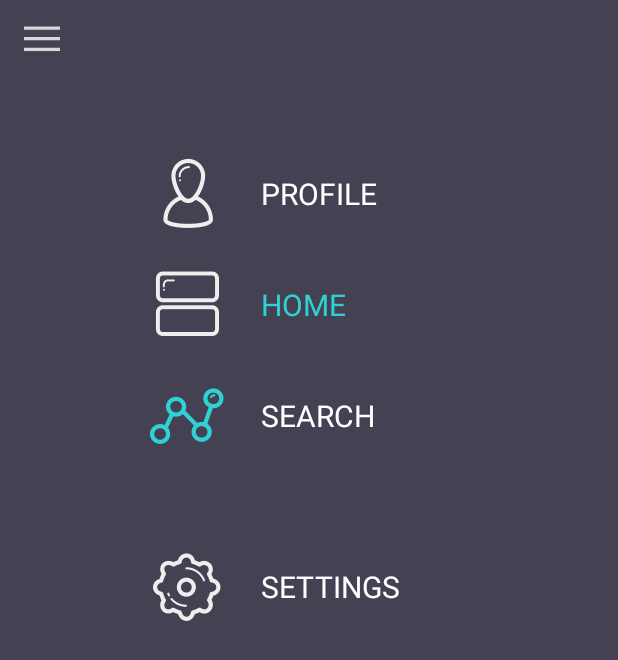
After one commit to bounswe/bounswe2016group6, an Android app: the ProfileActivity screen opened directly, with no data from a screen before it, on a phone screen of 412 x 824 dp. The commit adds this screen. Shown: the top 660 px of the screen. Run offline under Robolectric (Android 15) with nearby library versions, the phone set to English and light mode, and no system bars; our stand-ins replace ButterKnife; libraries missing offline, so code that uses them is left out: com.yalantis.guillotine; Roboto replaces fonts that are not available here; 1 statement that could not run was skipped.

Commit message:
-Added profile page. -Guillotine menu is added to profile page.

```diff
--- /dev/null
+++ b/Android/Learner/app/src/main/java/com/group6boun451/learner/ProfileActivity.java
@@ -0,0 +1,79 @@
+package com.group6boun451.learner;
+
+import android.content.Intent;
+import android.os.Bundle;
+import android.support.design.widget.CoordinatorLayout;
+import android.support.design.widget.FloatingActionButton;
+import android.support.design.widget.Snackbar;
+import android.support.v7.app.AppCompatActivity;
+import android.support.v7.widget.Toolbar;
+import android.view.LayoutInflater;
+import android.view.View;
+import android.view.ViewGroup;
+
+import com.group6boun451.learner.Activity.HomePage;
+import com.yalantis.guillotine.animation.GuillotineAnimation;
+import com.yalantis.guillotine.interfaces.GuillotineListener;
+
+import butterknife.BindView;
+import butterknife.ButterKnife;
+
+public class ProfileActivity extends AppCompatActivity {
+
+    @BindView(R.id.toolbar) Toolbar toolbar;
+    @BindView(R.id.content_hamburger) View contentHamburger;
+    @BindView(R.id.fab) FloatingActionButton fab;
+
+    private boolean isGuillotineOpened = false;
+    private GuillotineAnimation guillotineAnimation;
+
+    @Override
+    protected void onCreate(Bundle savedInstanceState) {
+        super.onCreate(savedInstanceState);
+        setContentView(R.layout.activity_profile);
+        ButterKnife.bind(this);
+
+        if (toolbar != null) {
+            setSupportActionBar(toolbar);
+            getSupportActionBar().setTitle(null);
+        }
+
+        View guillotineMenu = LayoutInflater.from(this).inflate(R.layout.guillotine, null);
+        guillotineMenu.setLayoutParams(new CoordinatorLayout.LayoutParams(ViewGroup.LayoutParams.MATCH_PARENT, ViewGroup.LayoutParams.MATCH_PARENT));
+        ((ViewGroup)findViewById(android.R.id.content)).addView(guillotineMenu);
+        guillotineMenu.findViewById(R.id.feed_group).setOnClickListener(new View.OnClickListener() {
+            @Override
+            public void onClick(View view) {
+                    finish();
+            }
+        });
+        guillotineAnimation = new GuillotineAnimation.GuillotineBuilder(guillotineMenu, guillotineMenu.findViewById(R.id.guillotine_hamburger), contentHamburger)
+                .setStartDelay(250)
+                .setActionBarViewForAnimation(toolbar)
+                .setGuillotineListener(new GuillotineListener() {
+                    @Override
+                    public void onGuillotineOpened() {
+                        isGuillotineOpened=true;
+                        fab.setVisibility(View.INVISIBLE);
+                    }
+
+                    @Override
+                    public void onGuillotineClosed() {
+                        isGuillotineOpened=false;
+                        fab.setVisibility(View.VISIBLE);
+
+                    }
+                })
+                .setClosedOnStart(true)
+                .build();
+
+        fab.setOnClickListener(new View.OnClickListener() {
+            @Override
+            public void onClick(View view) {
+                Snackbar.make(view, "Replace with your own action", Snackbar.LENGTH_LONG)
+                        .setAction("Action", null).show();
+            }
+        });
+    }
+
+}
--- a/Android/Learner/app/src/main/res/layout/activity_home_page.xml
+++ b/Android/Learner/app/src/main/res/layout/activity_home_page.xml
@@ -269,7 +269,7 @@
             android:layout_width="wrap_content"
             android:layout_height="wrap_content"
             android:layout_gravity="center"
-            android:text="@string/activity"
+            android:text="@string/app_name"
             android:textSize="@dimen/guillotine_item_text_size" />
     </android.support.v7.widget.Toolbar>
 
--- a/Android/Learner/app/src/main/res/layout/guillotine.xml
+++ b/Android/Learner/app/src/main/res/layout/guillotine.xml
@@ -39,8 +39,8 @@
             android:src="@drawable/ic_feed" />
 
         <com.group6boun451.learner.widget.CanaroTextView
-            style="@style/TextView.GuillotineItem"
-            android:text="@string/feed" />
+            style="@style/TextView.GuillotineItem.Selected"
+            android:text="@string/home" />
     </LinearLayout>
 
     <LinearLayout
@@ -52,16 +52,18 @@
             android:src="@drawable/ic_activity_active" />
 
         <com.group6boun451.learner.widget.CanaroTextView
-            style="@style/TextView.GuillotineItem.Selected"
-            android:text="@string/activity" />
+            style="@style/TextView.GuillotineItem"
+            android:text="@string/search" />
     </LinearLayout>
+
+
 
     <View
         android:layout_width="match_parent"
         android:layout_height="@dimen/guillotine_divider_height" />
 
     <LinearLayout
-        android:id="@+id/settings_group"
+        android:id="@+id/activity_settings"
         style="@style/LinearLayout.GuillotineItem">
 
         <ImageView
--- a/Android/Learner/app/src/main/res/values/strings.xml
+++ b/Android/Learner/app/src/main/res/values/strings.xml
@@ -20,8 +20,8 @@
     <string name="content_value">[content]</string>
     <string name="action_refresh">Refresh</string>
     <string name="profile">PROFILE</string>
-    <string name="feed">FEED</string>
-    <string name="activity">ACTIVITY</string>
+    <string name="home">HOME</string>
+    <string name="search">SEARCH</string>
     <string name="settings">SETTINGS</string>
     <string name="comment_here">Comment Here</string>
     <string name="send">SEND</string>
@@ -32,5 +32,6 @@
     <string name="time">time</string>
     <string name="password">password</string>
     <string name="user_name">Username</string>
+    <string name="title_activity_profile">ProfileActivity</string>
 
 </resources>
--- a/Android/Learner/app/src/main/res/values/styles.xml
+++ b/Android/Learner/app/src/main/res/values/styles.xml
@@ -1,4 +1,5 @@
 <resources>
+
     <style name="LinearLayout" />
 
     <style name="LinearLayout.GuillotineItem">
@@ -48,7 +49,9 @@
     <style name="ImageView.Hamburger" parent="Widget.AppCompat.ActionButton">
         <item name="android:layout_height">wrap_content</item>
         <item name="android:layout_width">wrap_content</item>
-        <item name="android:layout_marginBottom">@dimen/abc_action_bar_overflow_padding_start_material</item>
+        <item name="android:layout_marginBottom">
+            @dimen/abc_action_bar_overflow_padding_start_material
+        </item>
     </style>
 
     <style name="ImageView.GuillotineItem">
```
Also changed, not shown: Android/Learner/app/src/main/AndroidManifest.xml (+9 -2 lines), Android/Learner/app/src/main/java/com/group6boun451/learner/Activity/HomePage.java (+10 -3 lines), Android/Learner/app/src/main/res/layout/activity_profile.xml (added, +39 -0 lines), Android/Learner/app/src/main/res/layout/content_profile.xml (added, +16 -0 lines), 1 other file.
